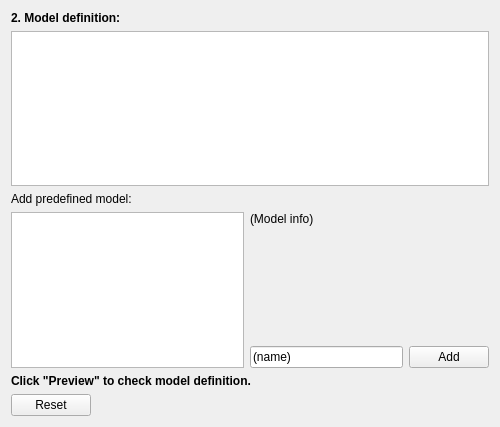
First picture: the form in ufit/gui/modelbuilder.ui, repository McStasMcXtrace/ufit, before the edit.
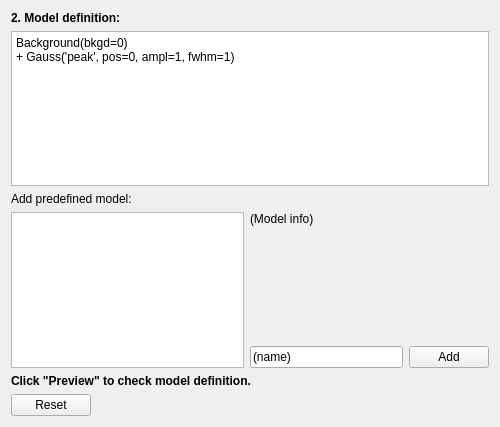
Second picture: the form after the edit.

Commit message: gui: use splitters everywhere

Diff of the .ui file:
```diff
--- a/ufit/gui/modelbuilder.ui
+++ b/ufit/gui/modelbuilder.ui
@@ -17,7 +17,16 @@
    <item>
     <layout class="QGridLayout" name="gridLayout">
      <item row="1" column="0" colspan="4">
-      <widget class="QTextEdit" name="modeldef"/>
+      <widget class="QTextEdit" name="modeldef">
+       <property name="html">
+        <string>&lt;!DOCTYPE HTML PUBLIC &quot;-//W3C//DTD HTML 4.0//EN&quot; &quot;http://www.w3.org/TR/REC-html40/strict.dtd&quot;&gt;
+&lt;html&gt;&lt;head&gt;&lt;meta name=&quot;qrichtext&quot; content=&quot;1&quot; /&gt;&lt;style type=&quot;text/css&quot;&gt;
+p, li { white-space: pre-wrap; }
+&lt;/style&gt;&lt;/head&gt;&lt;body style=&quot; font-family:'Lucida Grande'; font-size:9pt; font-weight:400; font-style:normal;&quot;&gt;
+&lt;p style=&quot; margin-top:0px; margin-bottom:0px; margin-left:0px; margin-right:0px; -qt-block-indent:0; text-indent:0px;&quot;&gt;Background(bkgd=0)&lt;/p&gt;
+&lt;p style=&quot; margin-top:0px; margin-bottom:0px; margin-left:0px; margin-right:0px; -qt-block-indent:0; text-indent:0px;&quot;&gt;+ Gauss('peak', pos=0, ampl=1, fwhm=1)&lt;/p&gt;&lt;/body&gt;&lt;/html&gt;</string>
+       </property>
+      </widget>
      </item>
      <item row="6" column="0" colspan="4">
       <widget class="QDialogButtonBox" name="buttonBox">
```
The commit also changes 6 other files.
